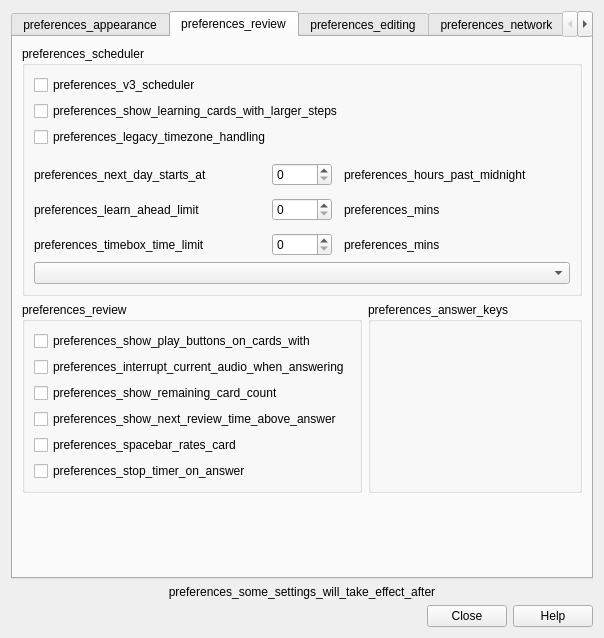
The window that qt/aqt/forms/preferences.ui (ankitects/anki) describes before a commit, drawn with Qt 5.
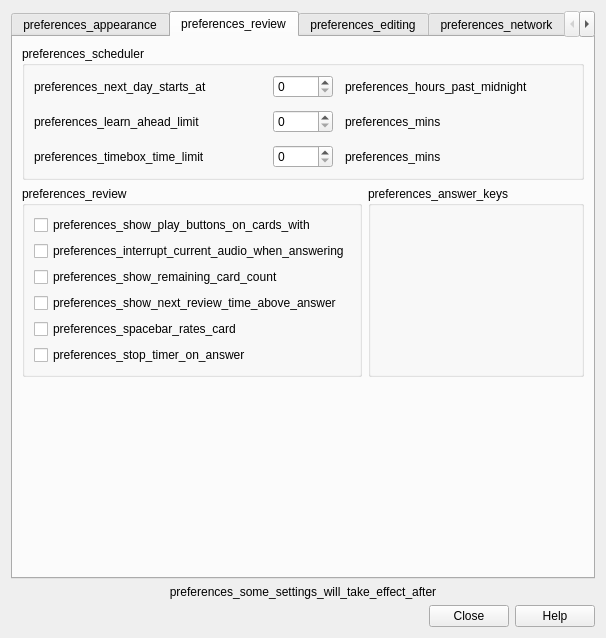
The same window after the commit. The open tabs and pages were chosen to show the change.

The edit to the form file:
```diff
--- a/qt/aqt/forms/preferences.ui
+++ b/qt/aqt/forms/preferences.ui
@@ -6,7 +6,7 @@
    <rect>
     <x>0</x>
     <y>0</y>
-    <width>604</width>
+    <width>606</width>
     <height>638</height>
    </rect>
   </property>
@@ -252,64 +252,6 @@
           <string>preferences_scheduler</string>
          </property>
          <layout class="QVBoxLayout" name="verticalLayout_17">
-          <item>
-           <widget class="QCheckBox" name="sched2021">
-            <property name="sizePolicy">
-             <sizepolicy hsizetype="Fixed" vsizetype="Fixed">
-              <horstretch>0</horstretch>
-              <verstretch>0</verstretch>
-             </sizepolicy>
-            </property>
-            <property name="toolTip">
-             <string notr="true"/>
-            </property>
-            <property name="text">
-             <string>preferences_v3_scheduler</string>
-            </property>
-           </widget>
-          </item>
-          <item>
-           <widget class="QCheckBox" name="dayLearnFirst">
-            <property name="sizePolicy">
-             <sizepolicy hsizetype="Fixed" vsizetype="Fixed">
-              <horstretch>0</horstretch>
-              <verstretch>0</verstretch>
-             </sizepolicy>
-            </property>
-            <property name="text">
-             <string>preferences_show_learning_cards_with_larger_steps</string>
-            </property>
-           </widget>
-          </item>
-          <item>
-           <widget class="QCheckBox" name="legacy_timezone">
-            <property name="sizePolicy">
-             <sizepolicy hsizetype="Fixed" vsizetype="Fixed">
-              <horstretch>0</horstretch>
-              <verstretch>0</verstretch>
-             </sizepolicy>
-            </property>
-            <property name="text">
-             <string>preferences_legacy_timezone_handling</string>
-            </property>
-           </widget>
-          </item>
-          <item>
-           <spacer name="verticalSpacer_8">
-            <property name="orientation">
-             <enum>Qt::Vertical</enum>
-            </property>
-            <property name="sizeType">
-             <enum>QSizePolicy::Fixed</enum>
-            </property>
-            <property name="sizeHint" stdset="0">
-             <size>
-              <width>20</width>
-              <height>10</height>
-             </size>
-            </property>
-           </spacer>
-          </item>
           <item>
            <layout class="QGridLayout" name="gridLayout_4">
             <property name="spacing">
@@ -392,9 +334,6 @@
             </item>
            </layout>
           </item>
-          <item>
-           <widget class="QComboBox" name="newSpread"/>
-          </item>
          </layout>
         </widget>
        </item>
```
Left out of the diff: 4 changed lines with no effect on the pictures. Lines whose indentation alone changed are shown as unchanged.
